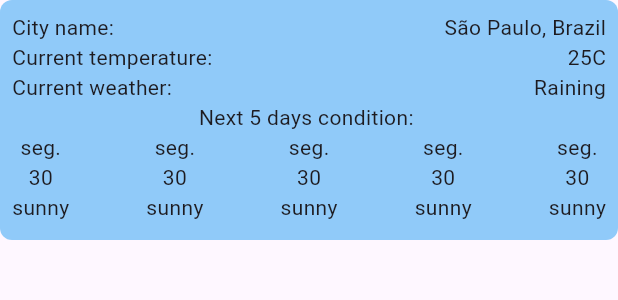
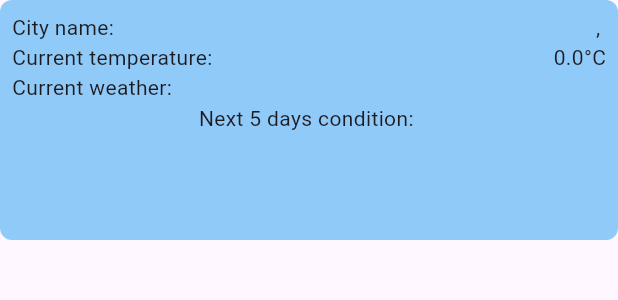
Before and after one commit to Penfore/weather_app, a Flutter app: the CityCard widget shown alone on an empty page, opened directly with empty values, on a phone screen of 412 x 824 dp. Shown: the top 300 px of the screen. Run offline on Flutter 3.47's test engine with Material 3 defaults, Android fonts, the phone set to English and light mode, and no system bars; our stand-ins replace connectivity_plus, dio, equatable, flutter_modular, get; network calls fail.

Commit message:
refactor/WPP-002 - Refact card so it correctly displays forecast weather
- Split widgets into it's own files

```diff
--- a/lib/app/core/core.dart
+++ b/lib/app/core/core.dart
@@ -1,4 +1,5 @@
 export 'package:weather_app/app/core/data/infra/dio_datasource.dart';
 export 'package:weather_app/app/core/presentation/navigation/routes.dart';
+export 'package:weather_app/app/core/utils/helpers.dart';
 
 export 'data/datasource/remote_datasource.dart';
--- /dev/null
+++ b/lib/app/core/utils/helpers.dart
@@ -0,0 +1,6 @@
+import 'package:intl/intl.dart';
+
+String formatDate(DateTime date) {
+  final DateFormat formatter = DateFormat('dd/MM');
+  return formatter.format(date);
+}
--- /dev/null
+++ b/lib/app/modules/home/home.dart
@@ -0,0 +1,2 @@
+export 'package:weather_app/app/modules/home/domain/entities/daily_forecast_entity.dart';
+export 'package:weather_app/app/modules/home/presentation/widgets/next_day_box.dart';
--- a/lib/app/modules/home/presentation/widgets/city_card.dart
+++ b/lib/app/modules/home/presentation/widgets/city_card.dart
@@ -1,4 +1,6 @@
 import 'package:flutter/material.dart';
+import 'package:weather_app/app/core/core.dart';
+import 'package:weather_app/app/modules/home/home.dart';
 
 class CityCard extends StatelessWidget {
   const CityCard({
@@ -7,15 +9,20 @@ class CityCard extends StatelessWidget {
     required this.countryName,
     required this.currentTemperature,
     required this.currentWeatherCondition,
+    required this.dailyForecast,
   });
 
   final String cityName;
   final String countryName;
   final double currentTemperature;
   final String currentWeatherCondition;
+  final List<DailyForecastEntity> dailyForecast;
 
   @override
   Widget build(BuildContext context) {
+    final List<DailyForecastEntity> firstFiveDaysForecast =
+        dailyForecast.length > 5 ? dailyForecast.sublist(0, 5) : dailyForecast;
+
     return Container(
       decoration: BoxDecoration(
         color: Colors.blue[200],
@@ -24,61 +31,44 @@ class CityCard extends StatelessWidget {
       padding: const EdgeInsets.all(8),
       width: double.infinity,
       height: 160,
-      child: const Column(
+      child: Column(
         children: [
           Row(
             mainAxisAlignment: MainAxisAlignment.spaceBetween,
             children: [
-              Text('City name: '),
-              Text('São Paulo, Brazil'),
+              const Text('City name: '),
+              Text('$cityName, $countryName'),
             ],
           ),
           Row(
             mainAxisAlignment: MainAxisAlignment.spaceBetween,
             children: [
-              Text('Current temperature: '),
-              Text('25C'),
+              const Text('Current temperature: '),
+              Text('$currentTemperature°C'),
             ],
           ),
           Row(
             mainAxisAlignment: MainAxisAlignment.spaceBetween,
             children: [
-              Text('Current weather: '),
-              Text('Raining'),
+              const Text('Current weather: '),
+              Text(currentWeatherCondition),
             ],
           ),
           Column(
             children: [
-              Text('Next 5 days condition: '),
-              Row(
-                mainAxisAlignment: MainAxisAlignment.spaceBetween,
-                children: [
-                  NextDayBox(
-                    day: 'seg.',
-                    temperature: '30',
-                    weatherCondition: 'sunny',
-                  ),
-                  NextDayBox(
-                    day: 'seg.',
-                    temperature: '30',
-                    weatherCondition: 'sunny',
-                  ),
-                  NextDayBox(
-                    day: 'seg.',
-                    temperature: '30',
-                    weatherCondition: 'sunny',
-                  ),
-                  NextDayBox(
-                    day: 'seg.',
-                    temperature: '30',
-                    weatherCondition: 'sunny',
-                  ),
-                  NextDayBox(
-                    day: 'seg.',
-                    temperature: '30',
-                    weatherCondition: 'sunny',
-                  ),
-                ],
+              const Text('Next 5 days condition: '),
+              SizedBox(
+                height: 60,
+                child: Row(
+                  mainAxisAlignment: MainAxisAlignment.spaceBetween,
+                  children: firstFiveDaysForecast.map((forecast) {
+                    return NextDayBox(
+                      day: formatDate(forecast.date),
+                      temperature: '${forecast.temperature}°C',
+                      weatherCondition: forecast.weatherCondition,
+                    );
+                  }).toList(),
+                ),
               ),
             ],
           ),
@@ -87,30 +77,3 @@ class CityCard extends StatelessWidget {
     );
   }
 }
-
-class NextDayBox extends StatelessWidget {
-  const NextDayBox({
-    super.key,
-    required this.day,
-    required this.temperature,
-    required this.weatherCondition,
-  });
-
-  final String day;
-  final String temperature;
-  final String weatherCondition;
-
-  @override
-  Widget build(BuildContext context) {
-    return Column(
-      children: [
-        Text(day),
-        Text(temperature),
-        Text(
-          weatherCondition,
-          overflow: TextOverflow.ellipsis,
-        ),
-      ],
-    );
-  }
-}
--- /dev/null
+++ b/lib/app/modules/home/presentation/widgets/next_day_box.dart
@@ -0,0 +1,26 @@
+import 'package:flutter/material.dart';
+
+class NextDayBox extends StatelessWidget {
+  const NextDayBox({
+    super.key,
+    required this.day,
+    required this.temperature,
+    required this.weatherCondition,
+  });
+
+  final String day;
+  final String temperature;
+  final String weatherCondition;
+
+  @override
+  Widget build(BuildContext context) {
+    return Column(
+      mainAxisAlignment: MainAxisAlignment.center,
+      children: [
+        Text(day),
+        Text(temperature),
+        Text(weatherCondition, overflow: TextOverflow.ellipsis),
+      ],
+    );
+  }
+}
```
